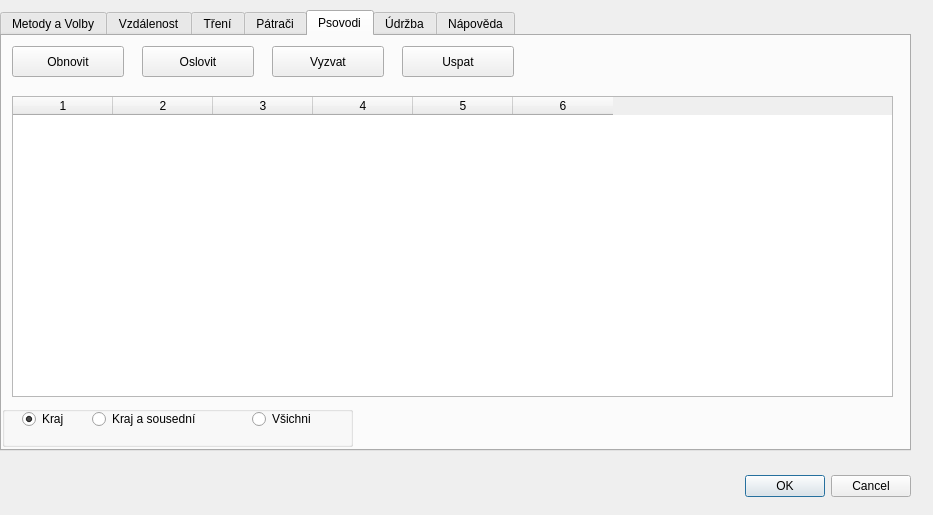
The window that ui/settings.ui (ruz76/qgis_patrac) describes before a commit, drawn with Qt 5.
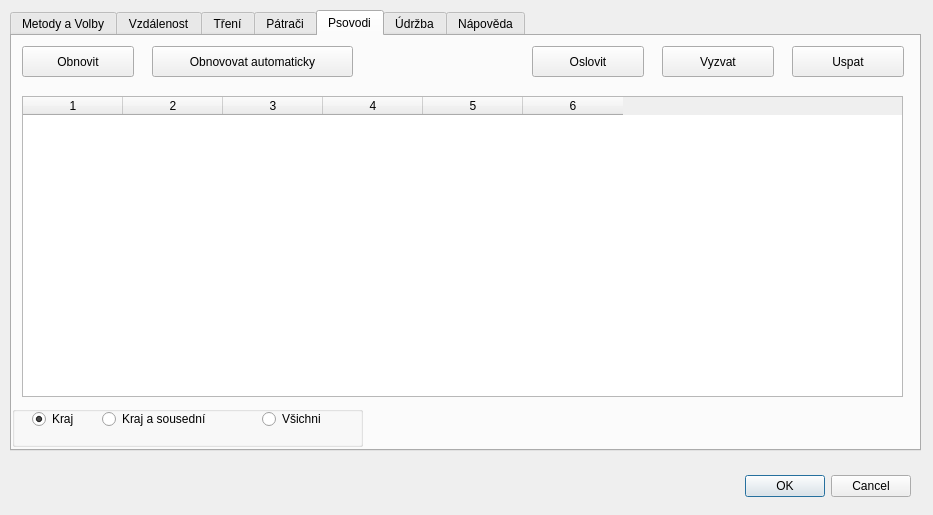
The same window after the commit. The open tabs and pages were chosen to show the change.

What changed in the file:
```diff
--- a/ui/settings.ui
+++ b/ui/settings.ui
@@ -32,7 +32,7 @@
   <widget class="QTabWidget" name="tabWidget">
    <property name="geometry">
     <rect>
-     <x>0</x>
+     <x>10</x>
      <y>10</y>
      <width>911</width>
      <height>441</height>
@@ -670,7 +670,7 @@
     <widget class="QPushButton" name="pushButtonCallOnDuty">
      <property name="geometry">
       <rect>
-       <x>140</x>
+       <x>520</x>
        <y>10</y>
        <width>112</width>
        <height>31</height>
@@ -683,7 +683,7 @@
     <widget class="QPushButton" name="pushButtonPutToSleep">
      <property name="geometry">
       <rect>
-       <x>400</x>
+       <x>780</x>
        <y>10</y>
        <width>112</width>
        <height>31</height>
@@ -696,7 +696,7 @@
     <widget class="QPushButton" name="pushButtonJoinSearch">
      <property name="geometry">
       <rect>
-       <x>270</x>
+       <x>650</x>
        <y>10</y>
        <width>112</width>
        <height>31</height>
@@ -706,6 +706,19 @@
       <string>Vyzvat</string>
      </property>
     </widget>
+    <widget class="QPushButton" name="pushButtonGetSystemUsersShedule">
+     <property name="geometry">
+      <rect>
+       <x>140</x>
+       <y>10</y>
+       <width>201</width>
+       <height>31</height>
+      </rect>
+     </property>
+     <property name="text">
+      <string>Obnovovat automaticky</string>
+     </property>
+    </widget>
    </widget>
    <widget class="QWidget" name="tab_Tests">
     <attribute name="title">
```
Left out of the diff: 2 changed lines with no effect on the pictures.
